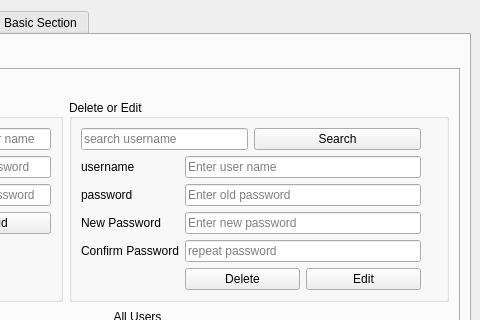
Qt form main.ui (saad909/cnsrc) before a commit; both pictures show x 432 to 912 and y 0 to 320 of the 912 by 703 pixel window.
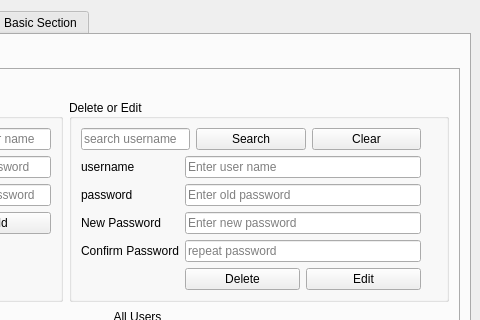
The same form after that commit.

Commit message: user section completed. User login window is remaining

Patch:
```diff
--- a/main.ui
+++ b/main.ui
@@ -394,6 +394,19 @@
                    </property>
                   </widget>
                  </item>
+                 <item>
+                  <widget class="QPushButton" name="btn_usr_search_clear">
+                   <property name="sizePolicy">
+                    <sizepolicy hsizetype="Minimum" vsizetype="Fixed">
+                     <horstretch>1</horstretch>
+                     <verstretch>0</verstretch>
+                    </sizepolicy>
+                   </property>
+                   <property name="text">
+                    <string>Clear</string>
+                   </property>
+                  </widget>
+                 </item>
                 </layout>
                </item>
                <item row="3" column="0">
```
The commit also changes 5 other files.
